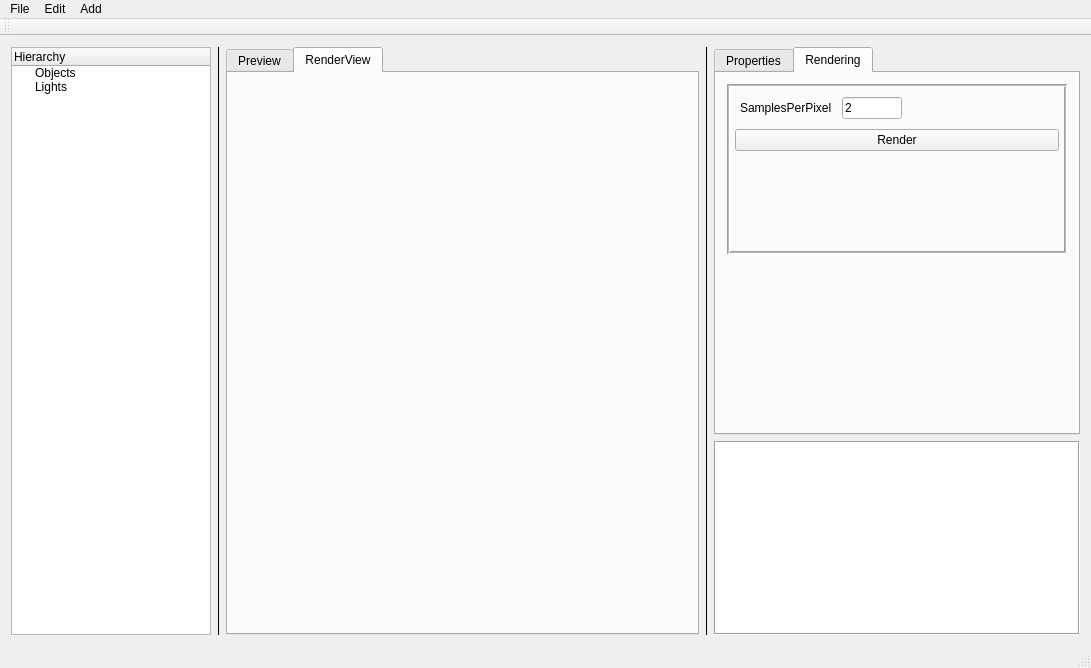
First picture: the form in src/Fishy.ui, repository Chankeep/Fishy, before the edit.
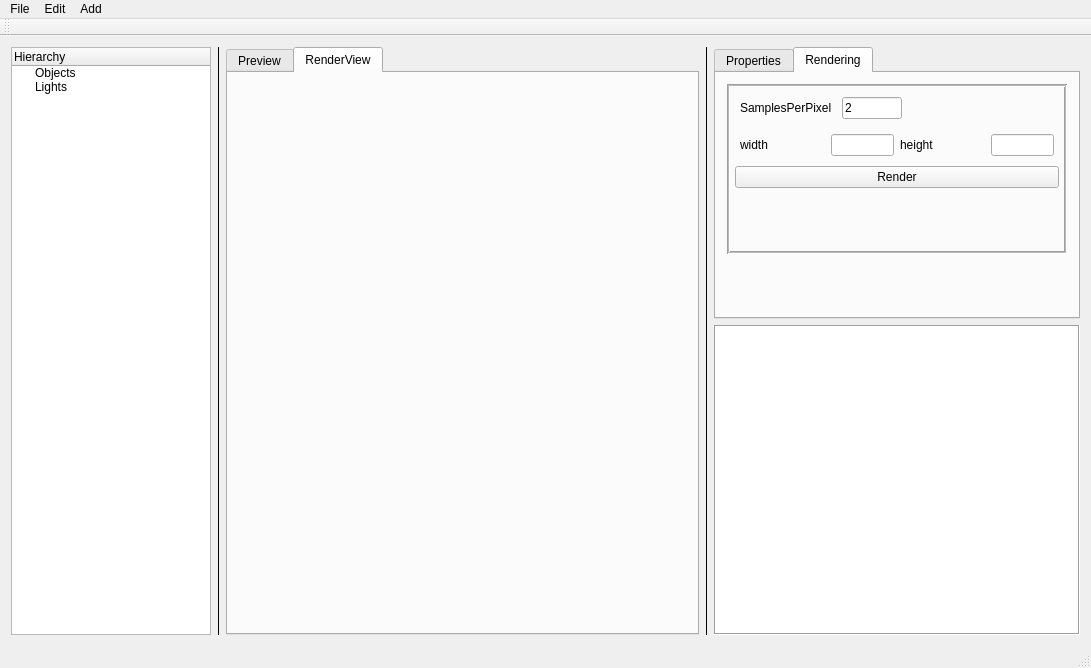
Second picture: the form after the edit. The open tabs and pages were chosen to show the change.

Diff of the .ui file:
```diff
--- a/src/Fishy.ui
+++ b/src/Fishy.ui
@@ -123,7 +123,7 @@
      </widget>
     </item>
     <item row="0" column="4">
-     <layout class="QVBoxLayout" name="verticalLayout_4" stretch="2,1">
+     <layout class="QVBoxLayout" name="verticalLayout_4" stretch="0,1">
       <item>
        <widget class="QTabWidget" name="tabWidget">
         <property name="autoFillBackground">
@@ -772,6 +772,35 @@
               <property name="spacing">
                <number>5</number>
               </property>
+              <item row="3" column="0">
+               <widget class="QPushButton" name="renderButton">
+                <property name="maximumSize">
+                 <size>
+                  <width>16777215</width>
+                  <height>16777215</height>
+                 </size>
+                </property>
+                <property name="text">
+                 <string>Render</string>
+                </property>
+                <property name="flat">
+                 <bool>false</bool>
+                </property>
+               </widget>
+              </item>
+              <item row="4" column="0">
+               <spacer name="verticalSpacer_4">
+                <property name="orientation">
+                 <enum>Qt::Vertical</enum>
+                </property>
+                <property name="sizeHint" stdset="0">
+                 <size>
+                  <width>20</width>
+                  <height>40</height>
+                 </size>
+                </property>
+               </spacer>
+              </item>
               <item row="0" column="0">
                <layout class="QHBoxLayout" name="horizontalLayout_9">
                 <property name="spacing">
@@ -819,33 +848,40 @@
                </layout>
               </item>
               <item row="2" column="0">
-               <widget class="QPushButton" name="renderButton">
-                <property name="maximumSize">
-                 <size>
-                  <width>16777215</width>
-                  <height>16777215</height>
-                 </size>
+               <layout class="QHBoxLayout" name="horizontalLayout_11" stretch="4,3,4,3">
+                <property name="leftMargin">
+                 <number>5</number>
                 </property>
-                <property name="text">
-                 <string>Render</string>
+                <property name="topMargin">
+                 <number>5</number>
                 </property>
-                <property name="flat">
-                 <bool>false</bool>
+                <property name="rightMargin">
+                 <number>5</number>
                 </property>
-               </widget>
-              </item>
-              <item row="3" column="0">
-               <spacer name="verticalSpacer_4">
-                <property name="orientation">
-                 <enum>Qt::Vertical</enum>
+                <property name="bottomMargin">
+                 <number>5</number>
                 </property>
-                <property name="sizeHint" stdset="0">
-                 <size>
-                  <width>20</width>
-                  <height>40</height>
-                 </size>
-                </property>
-               </spacer>
+                <item>
+                 <widget class="QLabel" name="label_12">
+                  <property name="text">
+                   <string>width</string>
+                  </property>
+                 </widget>
+                </item>
+                <item>
+                 <widget class="QLineEdit" name="widthEdit"/>
+                </item>
+                <item>
+                 <widget class="QLabel" name="label_13">
+                  <property name="text">
+                   <string>height</string>
+                  </property>
+                 </widget>
+                </item>
+                <item>
+                 <widget class="QLineEdit" name="heightEdit"/>
+                </item>
+               </layout>
               </item>
              </layout>
             </widget>
```
Left out of the diff: 19 changed lines with no effect on the pictures.
